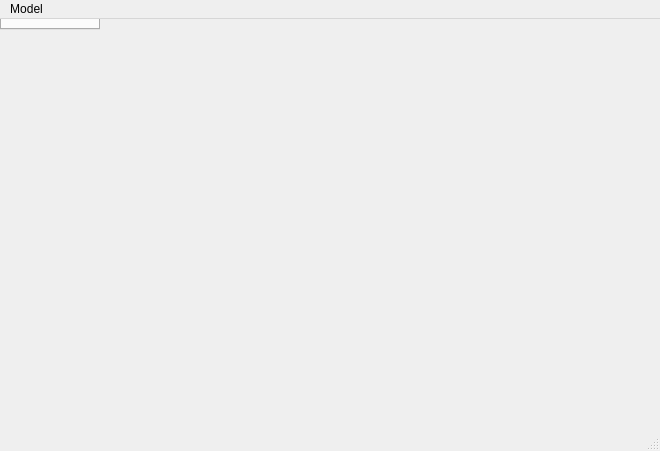
First picture: the form in Gems/GenAIFramework/Code/Source/UI/AIAssistantWidget.ui, repository RobotecAI/o3de-genai-gems, before the edit.
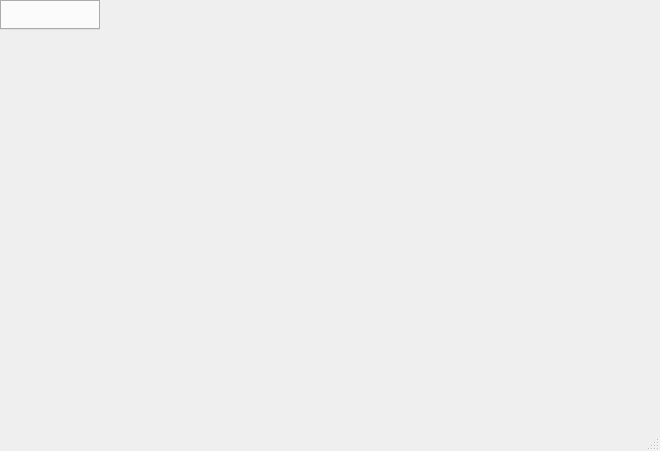
Second picture: the form after the edit.

Commit message: Remove Menubar from AIAssistantWidget

```diff
--- a/Gems/GenAIFramework/Code/Source/UI/AIAssistantWidget.ui
+++ b/Gems/GenAIFramework/Code/Source/UI/AIAssistantWidget.ui
@@ -13,25 +13,7 @@
   <property name="windowTitle">
    <string>MainWindow</string>
   </property>
-  <widget class="QTabWidget" name="conversations">
-  </widget>
-  <widget class="QMenuBar" name="menubar">
-   <property name="geometry">
-    <rect>
-     <x>0</x>
-     <y>0</y>
-     <width>660</width>
-     <height>22</height>
-    </rect>
-   </property>
-   <widget class="QMenu" name="menuChats">
-    <property name="title">
-     <string>Model</string>
-    </property>
-    <addaction name="actionConfigure"/>
-   </widget>
-   <addaction name="menuChats"/>
-  </widget>
+  <widget class="QTabWidget" name="conversations"/>
   <widget class="QStatusBar" name="statusbar"/>
   <action name="actionNewChat">
    <property name="text">
```
The commit also changes 9 other files.
